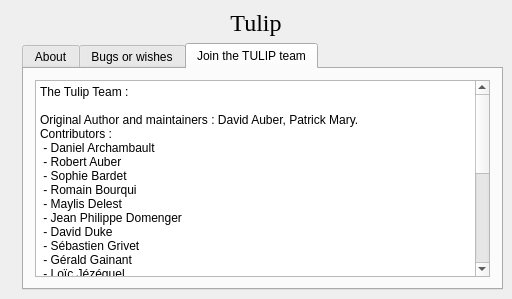
The window that software/tulip/designer/InfoDialog.ui (vadivelselvaraj/TulipGLImprovement) describes before a commit, drawn with Qt 5.
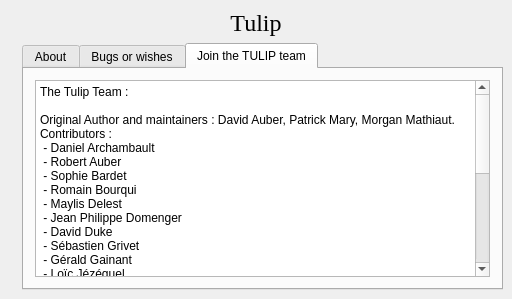
The same window after the commit. The open tabs and pages were chosen to show the change. Icons and pictures are not drawn.

Commit message: add Morgan as maintainer & Antoine as contributor

```diff
--- a/software/tulip/designer/InfoDialog.ui
+++ b/software/tulip/designer/InfoDialog.ui
@@ -179,7 +179,7 @@
 &lt;/style>&lt;/head>&lt;body style=" font-family:'Sans Serif'; font-size:9pt; font-weight:400; font-style:normal; text-decoration:none;">
 &lt;p style=" margin-top:0px; margin-bottom:0px; margin-left:0px; margin-right:0px; -qt-block-indent:0; text-indent:0px;">The Tulip Team :&lt;/p>
 &lt;p style="-qt-paragraph-type:empty; margin-top:0px; margin-bottom:0px; margin-left:0px; margin-right:0px; -qt-block-indent:0; text-indent:0px;">&lt;/p>
-&lt;p style=" margin-top:0px; margin-bottom:0px; margin-left:0px; margin-right:0px; -qt-block-indent:0; text-indent:0px;">Original Author and maintainers : David Auber, Patrick Mary.&lt;/p>
+&lt;p style=" margin-top:0px; margin-bottom:0px; margin-left:0px; margin-right:0px; -qt-block-indent:0; text-indent:0px;">Original Author and maintainers : David Auber, Patrick Mary, Morgan Mathiaut.&lt;/p>
 &lt;p style=" margin-top:0px; margin-bottom:0px; margin-left:0px; margin-right:0px; -qt-block-indent:0; text-indent:0px;">Contributors :&lt;/p>
 &lt;p style=" margin-top:0px; margin-bottom:0px; margin-left:0px; margin-right:0px; -qt-block-indent:0; text-indent:0px;"> - Daniel Archambault&lt;/p>
 &lt;p style=" margin-top:0px; margin-bottom:0px; margin-left:0px; margin-right:0px; -qt-block-indent:0; text-indent:0px;"> - Robert Auber&lt;/p>
@@ -191,7 +191,7 @@
 &lt;p style=" margin-top:0px; margin-bottom:0px; margin-left:0px; margin-right:0px; -qt-block-indent:0; text-indent:0px;"> - Sébastien Grivet&lt;/p>
 &lt;p style=" margin-top:0px; margin-bottom:0px; margin-left:0px; margin-right:0px; -qt-block-indent:0; text-indent:0px;"> - Gérald Gainant&lt;/p>
 &lt;p style=" margin-top:0px; margin-bottom:0px; margin-left:0px; margin-right:0px; -qt-block-indent:0; text-indent:0px;"> - Loïc Jézéquel&lt;/p>
-&lt;p style=" margin-top:0px; margin-bottom:0px; margin-left:0px; margin-right:0px; -qt-block-indent:0; text-indent:0px;"> - Morgan Mathiaut&lt;/p>
+&lt;p style=" margin-top:0px; margin-bottom:0px; margin-left:0px; margin-right:0px; -qt-block-indent:0; text-indent:0px;"> - Antoine Lambert&lt;/p>
 &lt;p style=" margin-top:0px; margin-bottom:0px; margin-left:0px; margin-right:0px; -qt-block-indent:0; text-indent:0px;"> - Bertrand Mathieu&lt;/p>
 &lt;p style=" margin-top:0px; margin-bottom:0px; margin-left:0px; margin-right:0px; -qt-block-indent:0; text-indent:0px;"> - Chris Myers&lt;/p>
 &lt;p style=" margin-top:0px; margin-bottom:0px; margin-left:0px; margin-right:0px; -qt-block-indent:0; text-indent:0px;"> - Vincent Rabeux&lt;/p>
```
